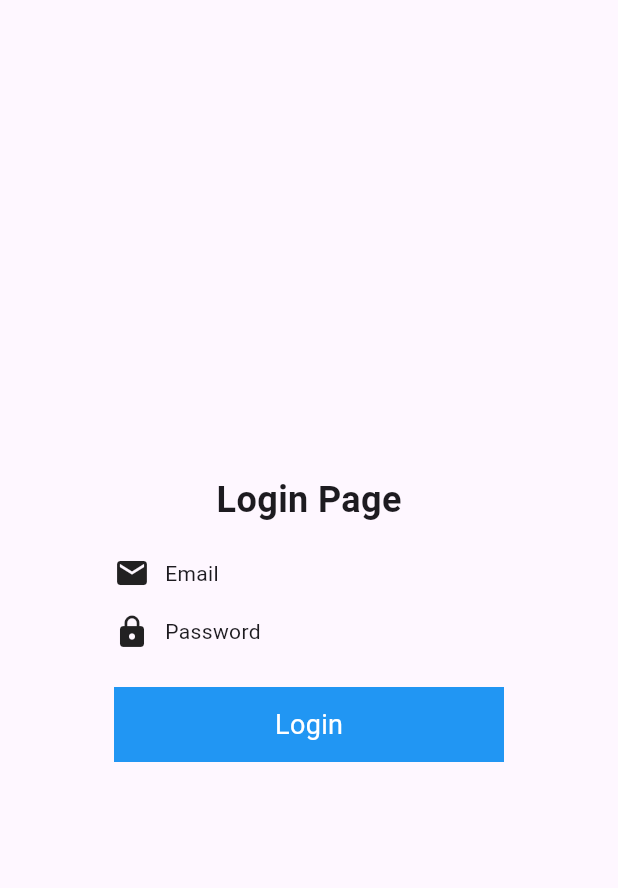
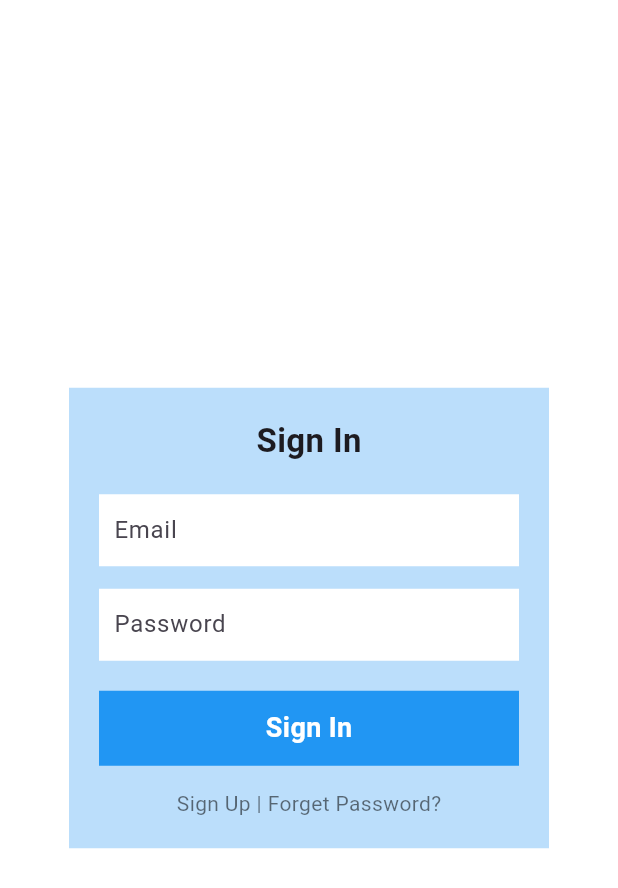
Before and after one commit to Ronish-76/flutter_login_app_lab1, a Flutter app: the screen it shows after launch, on a phone screen of 412 x 824 dp. Shown: the top 888 px of the screen. Run offline on Flutter 3.47's test engine with Material 3 defaults, Android fonts, the phone set to English and light mode, and no system bars.

Commit message:
Updated login page UI - removed blue borders

```diff
--- a/lib/login.dart
+++ b/lib/login.dart
@@ -6,48 +6,68 @@ class LoginPage extends StatelessWidget {
   @override
   Widget build(BuildContext context) {
     return Scaffold(
+      backgroundColor: Colors.white,
       body: Center(
         child: Container(
           padding: const EdgeInsets.all(20),
-          width: 300,
+          width: 320,
+          color: Colors.blue[100], // light blue background
           child: Column(
             mainAxisSize: MainAxisSize.min,
             children: [
               const Text(
-                "Login Page",
-                style: TextStyle(fontSize: 24, fontWeight: FontWeight.bold),
+                "Sign In",
+                style: TextStyle(fontSize: 22, fontWeight: FontWeight.bold),
               ),
               const SizedBox(height: 20),
 
-              // Email row
-              Row(
-                children: const [
-                  Icon(Icons.email),
-                  SizedBox(width: 10),
-                  Text("Email"),
-                ],
+              // Email box
+              Container(
+                margin: const EdgeInsets.only(bottom: 15),
+                padding: const EdgeInsets.symmetric(horizontal: 10),
+                color: Colors.white, // just a plain white box
+                child: const TextField(
+                  decoration: InputDecoration(
+                    border: InputBorder.none, // no default line
+                    hintText: "Email",
+                  ),
+                ),
               ),
-              const SizedBox(height: 15),
 
-              // Password row
-              Row(
-                children: const [
-                  Icon(Icons.lock),
-                  SizedBox(width: 10),
-                  Text("Password"),
-                ],
+              // Password box
+              Container(
+                margin: const EdgeInsets.only(bottom: 20),
+                padding: const EdgeInsets.symmetric(horizontal: 10),
+                color: Colors.white, // just a plain white box
+                child: const TextField(
+                  obscureText: true,
+                  decoration: InputDecoration(
+                    border: InputBorder.none, // no default line
+                    hintText: "Password",
+                  ),
+                ),
               ),
-              const SizedBox(height: 25),
 
-              // Button (just a box with text)
+              // Sign In button
               Container(
                 padding: const EdgeInsets.symmetric(vertical: 12),
                 color: Colors.blue,
                 alignment: Alignment.center,
                 child: const Text(
-                  "Login",
-                  style: TextStyle(color: Colors.white, fontSize: 18),
+                  "Sign In",
+                  style: TextStyle(
+                    color: Colors.white,
+                    fontSize: 18,
+                    fontWeight: FontWeight.bold,
+                  ),
                 ),
+              ),
+              const SizedBox(height: 15),
+
+              // Links row
+              const Text(
+                "Sign Up | Forget Password?",
+                style: TextStyle(color: Colors.black54),
               ),
             ],
           ),
```
